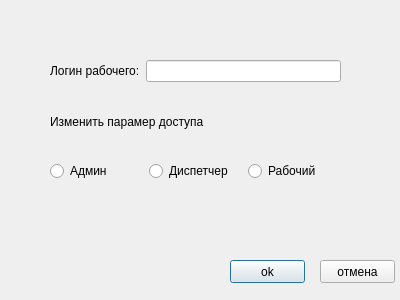
The window that newgroup.ui (UtopicUnicorn-IKIT/Kursovoy1) describes before a commit, drawn with Qt 5.
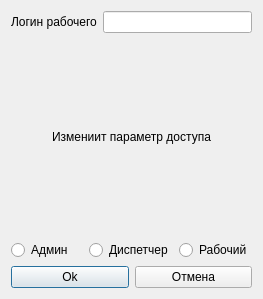
The same window after the commit.

```diff
--- a/newgroup.ui
+++ b/newgroup.ui
@@ -6,55 +6,20 @@
    <rect>
     <x>0</x>
     <y>0</y>
-    <width>400</width>
-    <height>300</height>
+    <width>263</width>
+    <height>299</height>
    </rect>
   </property>
   <property name="windowTitle">
    <string>Dialog</string>
   </property>
-  <widget class="QPushButton" name="pushButton">
-   <property name="geometry">
-    <rect>
-     <x>230</x>
-     <y>260</y>
-     <width>75</width>
-     <height>23</height>
-    </rect>
-   </property>
-   <property name="text">
-    <string>ok</string>
-   </property>
-  </widget>
-  <widget class="QPushButton" name="pushButton_2">
-   <property name="geometry">
-    <rect>
-     <x>320</x>
-     <y>260</y>
-     <width>75</width>
-     <height>23</height>
-    </rect>
-   </property>
-   <property name="text">
-    <string>отмена</string>
-   </property>
-  </widget>
-  <widget class="QWidget" name="layoutWidget">
-   <property name="geometry">
-    <rect>
-     <x>50</x>
-     <y>60</y>
-     <width>291</width>
-     <height>121</height>
-    </rect>
-   </property>
-   <layout class="QVBoxLayout" name="verticalLayout">
-    <item>
+  <layout class="QGridLayout" name="gridLayout">
+   <item row="0" column="0" colspan="2">
      <layout class="QHBoxLayout" name="horizontalLayout_2">
       <item>
        <widget class="QLabel" name="label_2">
         <property name="text">
-         <string>Логин рабочего:</string>
+        <string>Логин рабочего</string>
         </property>
        </widget>
       </item>
@@ -63,10 +28,15 @@
       </item>
      </layout>
     </item>
+   <item row="1" column="0" colspan="2">
+    <layout class="QVBoxLayout" name="verticalLayout">
     <item>
      <widget class="QLabel" name="label">
       <property name="text">
-       <string>Изменить парамер доступа</string>
+        <string>Измениит параметр доступа</string>
+       </property>
+       <property name="alignment">
+        <set>Qt::AlignCenter</set>
       </property>
      </widget>
     </item>
@@ -96,7 +66,22 @@
      </layout>
     </item>
    </layout>
-  </widget>
+   </item>
+   <item row="2" column="0">
+    <widget class="QPushButton" name="Accept">
+     <property name="text">
+      <string>Ok</string>
+     </property>
+    </widget>
+   </item>
+   <item row="2" column="1">
+    <widget class="QPushButton" name="Cancle">
+     <property name="text">
+      <string>Отмена</string>
+     </property>
+    </widget>
+   </item>
+  </layout>
  </widget>
  <resources/>
  <connections/>
```
Left out of the diff: 2 changed lines with no effect on the pictures. Lines whose indentation alone changed are shown as unchanged.
